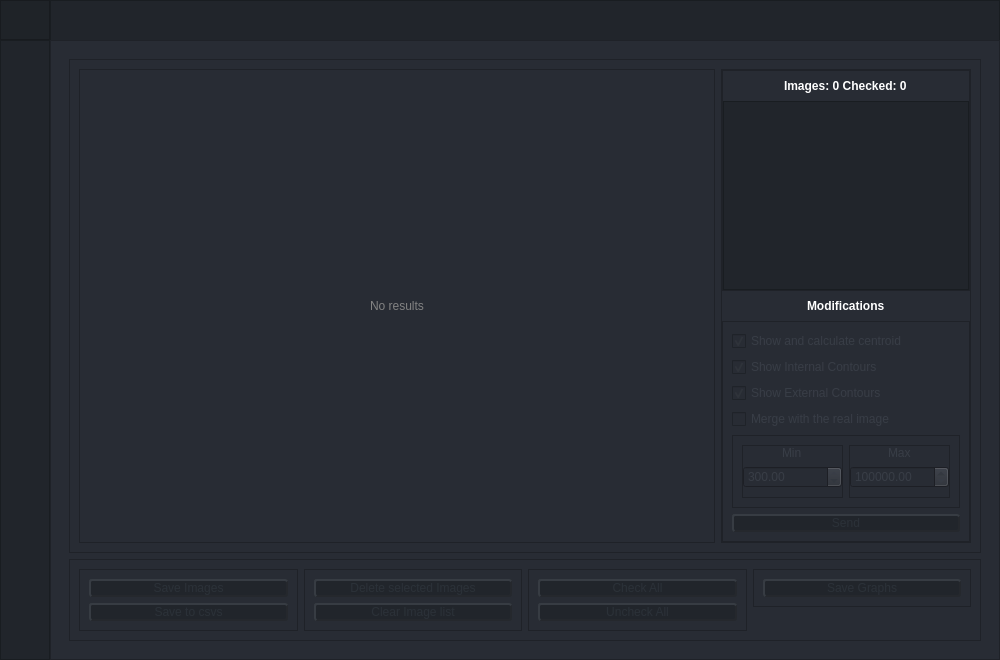
Old version of the form UI/ui_main.ui in the repository Mohamab29/FracSegment.
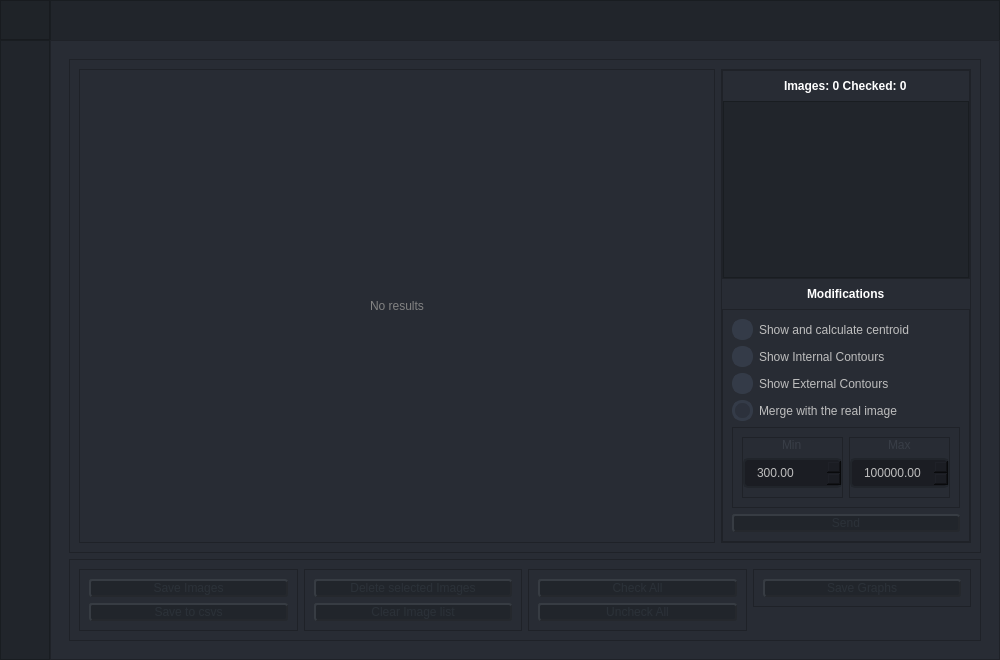
New version of the form. Icons and pictures are not drawn.

Commit message: style chenges

Patch:
```diff
--- a/UI/ui_main.ui
+++ b/UI/ui_main.ui
@@ -1718,6 +1718,21 @@
 
 QListWidget::item {
     color: rgb(255, 255, 255);
+}
+
+QListWidget::indicator {
+    border: 2px solid rgb(52, 59, 72);
+	width: 10px;
+	height: 10px;
+    background: rgb(44, 49, 60);
+}
+QListWidget::indicator:hover {
+    border: 2px solid rgb(58, 66, 81);
+}
+QListWidget::indicator:checked {
+    background: 3px solid rgb(52, 59, 72);
+	border: 3px solid rgb(52, 59, 72);	
+	background-image: url(./assets/icons/icon-check-small.png)
 }</string>
                          </property>
                          <property name="frameShadow">
@@ -1795,7 +1810,20 @@
                              <bool>false</bool>
                             </property>
                             <property name="styleSheet">
-                             <string notr="true">color: rgb(56, 61, 70);</string>
+                             <string notr="true">QCheckBox::indicator {
+    border: 3px solid rgb(52, 59, 72);
+	width: 15px;
+	height: 15px;
+	border-radius: 10px;
+    background: rgb(44, 49, 60);
+}
+QCheckBox::indicator:hover {
+    border: 3px solid rgb(58, 66, 81);
+}
+QCheckBox::indicator:checked {
+    background: 3px solid rgb(52, 59, 72);
+	border: 3px solid rgb(52, 59, 72);	
+}</string>
                             </property>
                             <property name="text">
                              <string>Show and calculate centroid</string>
@@ -1811,7 +1839,20 @@
                              <bool>false</bool>
                             </property>
                             <property name="styleSheet">
-                             <string notr="true">color: rgb(56, 61, 70);</string>
+                             <string notr="true">QCheckBox::indicator {
+    border: 3px solid rgb(52, 59, 72);
+	width: 15px;
+	height: 15px;
+	border-radius: 10px;
+    background: rgb(44, 49, 60);
+}
+QCheckBox::indicator:hover {
+    border: 3px solid rgb(58, 66, 81);
+}
+QCheckBox::indicator:checked {
+    background: 3px solid rgb(52, 59, 72);
+	border: 3px solid rgb(52, 59, 72);	
+}</string>
                             </property>
                             <property name="text">
                              <string>Show Internal Contours</string>
@@ -1827,7 +1868,20 @@
                              <bool>false</bool>
                             </property>
                             <property name="styleSheet">
-                             <string notr="true">color: rgb(56, 61, 70);</string>
+                             <string notr="true">QCheckBox::indicator {
+    border: 3px solid rgb(52, 59, 72);
+	width: 15px;
+	height: 15px;
+	border-radius: 10px;
+    background: rgb(44, 49, 60);
+}
+QCheckBox::indicator:hover {
+    border: 3px solid rgb(58, 66, 81);
+}
+QCheckBox::indicator:checked {
+    background: 3px solid rgb(52, 59, 72);
+	border: 3px solid rgb(52, 59, 72);	
+}</string>
                             </property>
                             <property name="text">
                              <string>Show External Contours</string>
@@ -1843,7 +1897,20 @@
                              <bool>false</bool>
                             </property>
                             <property name="styleSheet">
-                             <string notr="true">color: rgb(56, 61, 70);</string>
+                             <string notr="true">QCheckBox::indicator {
+    border: 3px solid rgb(52, 59, 72);
+	width: 15px;
+	height: 15px;
+	border-radius: 10px;
+    background: rgb(44, 49, 60);
+}
+QCheckBox::indicator:hover {
+    border: 3px solid rgb(58, 66, 81);
+}
+QCheckBox::indicator:checked {
+    background: 3px solid rgb(52, 59, 72);
+	border: 3px solid rgb(52, 59, 72);	
+}</string>
                             </property>
                             <property name="text">
                              <string>Merge with the real image</string>
@@ -1893,7 +1960,35 @@
                                    <bool>false</bool>
                                   </property>
                                   <property name="styleSheet">
-                                   <string notr="true">color: rgb(56, 61, 70);</string>
+                                   <string notr="true">QDoubleSpinBox{
+	background-color: rgb(27, 29, 35);
+	border-radius: 5px;
+	border: 2px solid rgb(33, 37, 43);
+	padding: 5px;
+	padding-left: 10px;
+}
+QDoubleSpinBox:hover{
+	border: 2px solid rgb(64, 71, 88);
+}
+QDoubleSpinBox::drop-down {
+	subcontrol-origin: padding;
+	subcontrol-position: top right;
+	width: 25px; 
+	border-left-width: 3px;
+	border-left-color: rgba(39, 44, 54, 150);
+	border-left-style: solid;
+	border-top-right-radius: 3px;
+	border-bottom-right-radius: 3px;	
+	background-image: url(:/icons/images/icons/cil-arrow-bottom.png);
+	background-position: center;
+	background-repeat: no-reperat;
+ }
+QDoubleSpinBox QAbstractItemView {
+	color: rgb(255, 121, 198);	
+	background-color: rgb(33, 37, 43);
+	padding: 10px;
+	selection-background-color: rgb(39, 44, 54);
+}</string>
                                   </property>
                                   <property name="minimum">
                                    <double>300.000000000000000</double>
@@ -1943,7 +2038,35 @@
                                    <bool>false</bool>
                                   </property>
                                   <property name="styleSheet">
-                                   <string notr="true">color: rgb(56, 61, 70);</string>
+                                   <string notr="true">QDoubleSpinBox{
+	background-color: rgb(27, 29, 35);
+	border-radius: 5px;
+	border: 2px solid rgb(33, 37, 43);
+	padding: 5px;
+	padding-left: 10px;
+}
+QDoubleSpinBox:hover{
+	border: 2px solid rgb(64, 71, 88);
+}
+QDoubleSpinBox::drop-down {
+	subcontrol-origin: padding;
+	subcontrol-position: top right;
+	width: 25px; 
+	border-left-width: 3px;
+	border-left-color: rgba(39, 44, 54, 150);
+	border-left-style: solid;
+	border-top-right-radius: 3px;
+	border-bottom-right-radius: 3px;	
+	background-image: url(:/icons/images/icons/cil-arrow-bottom.png);
+	background-position: center;
+	background-repeat: no-reperat;
+ }
+QDoubleSpinBox QAbstractItemView {
+	color: rgb(255, 121, 198);	
+	background-color: rgb(33, 37, 43);
+	padding: 10px;
+	selection-background-color: rgb(39, 44, 54);
+}</string>
                                   </property>
                                   <property name="minimum">
                                    <double>300.000000000000000</double>
```
Left out of the diff: 30 changed lines with no effect on the pictures. The commit also changes 4 other files.
